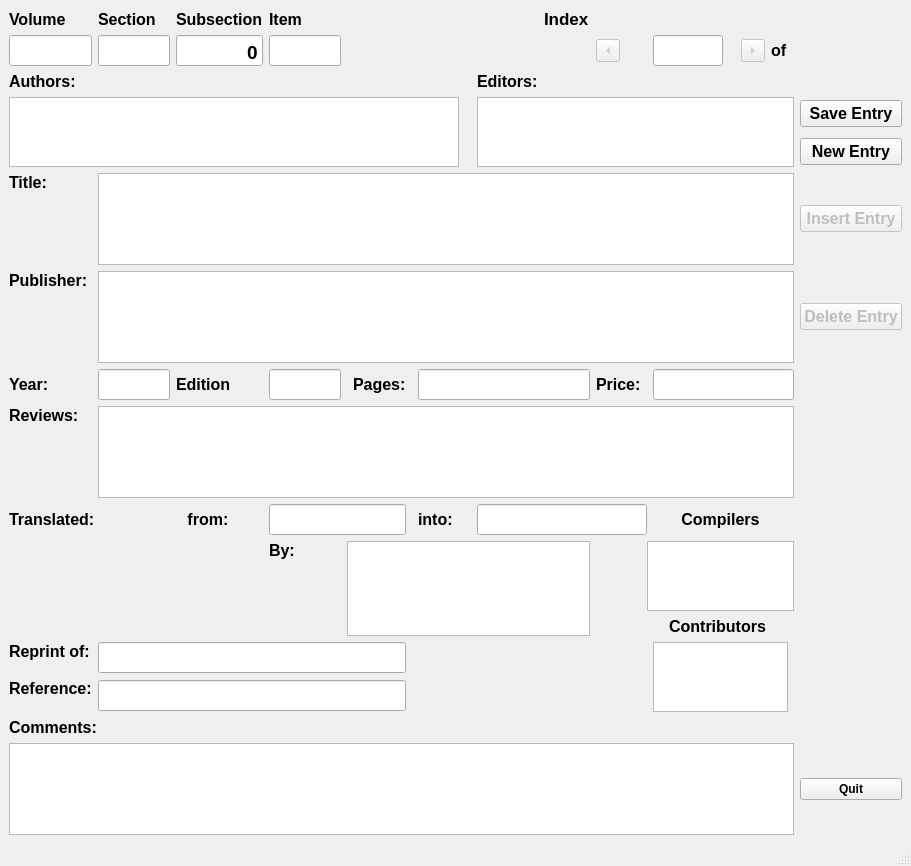
Qt form Books20/Tools/python/aabooks/ajbbook/designer/ui_BookEntry.ui (JimFowler/books) before a commit.
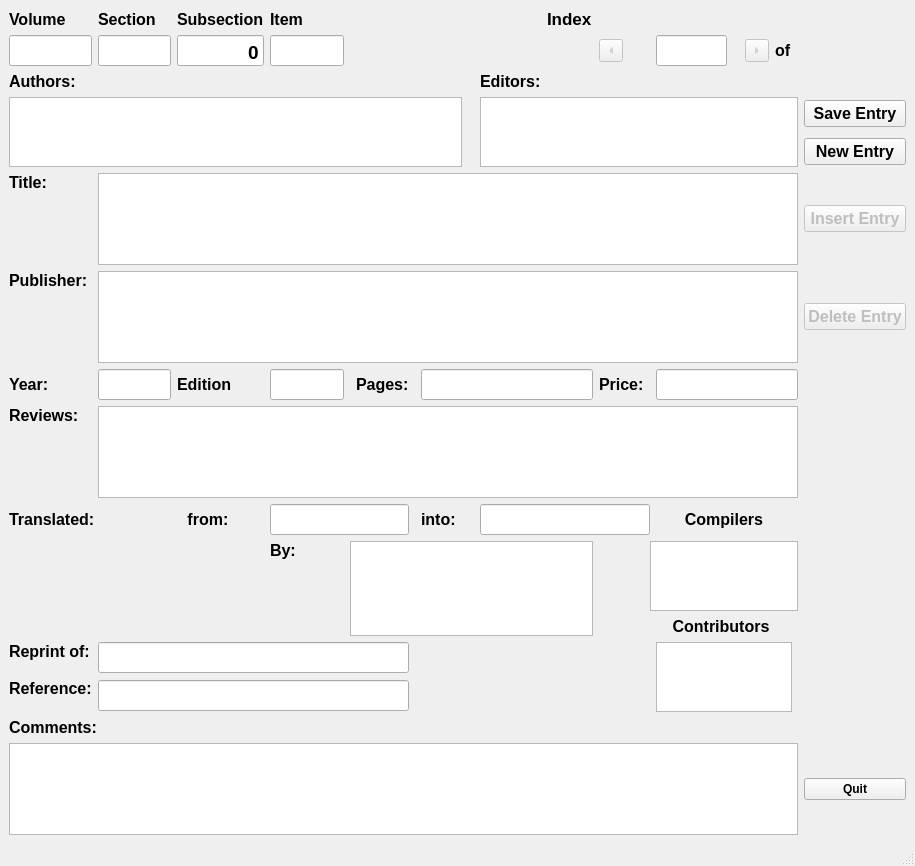
The same form after that commit. Icons and pictures are not drawn.

Commit message:
Moved icon out of designer files and into main program
 On branch master

 Changes to be committed:
	modified:   Books20/ChangeLog
	modified:   Books20/Tools/python/aabooks/ajbbook/designer/ui_BookEntry.ui
	modified:   Books20/Tools/python/ajbbooks

```diff
--- a/Books20/Tools/python/aabooks/ajbbook/designer/ui_BookEntry.ui
+++ b/Books20/Tools/python/aabooks/ajbbook/designer/ui_BookEntry.ui
@@ -6,7 +6,7 @@
    <rect>
     <x>0</x>
     <y>0</y>
-    <width>911</width>
+    <width>915</width>
     <height>866</height>
    </rect>
   </property>
```
Left out of the diff: 6 changed lines with no effect on the pictures. The commit also changes 2 other files.
